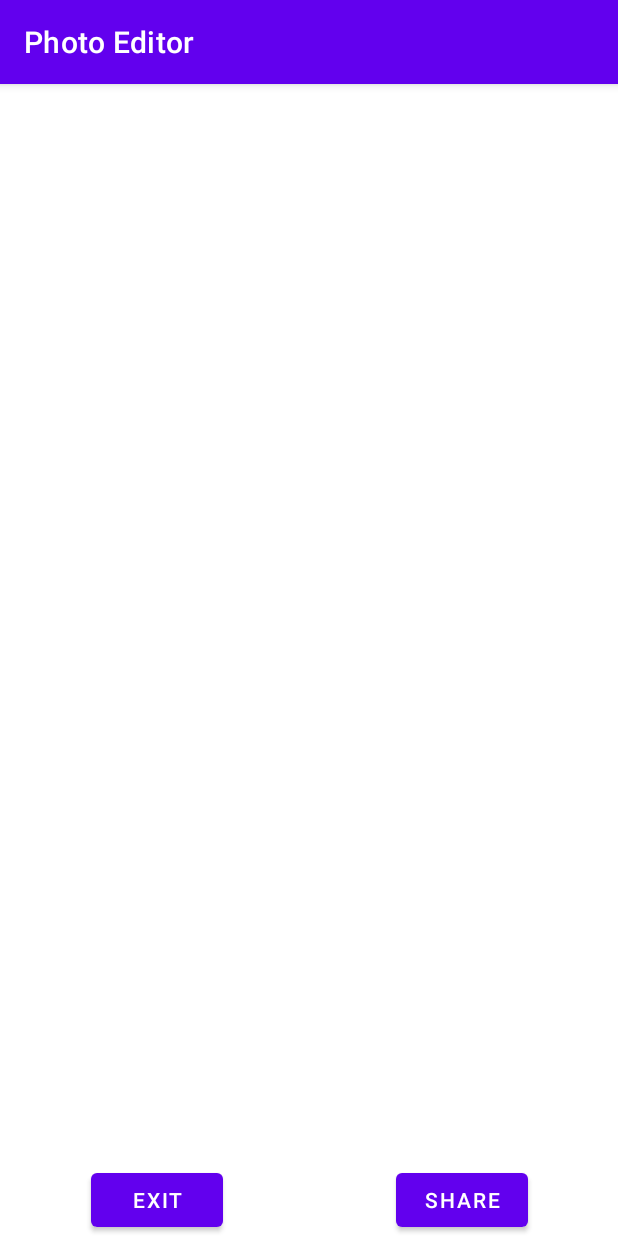
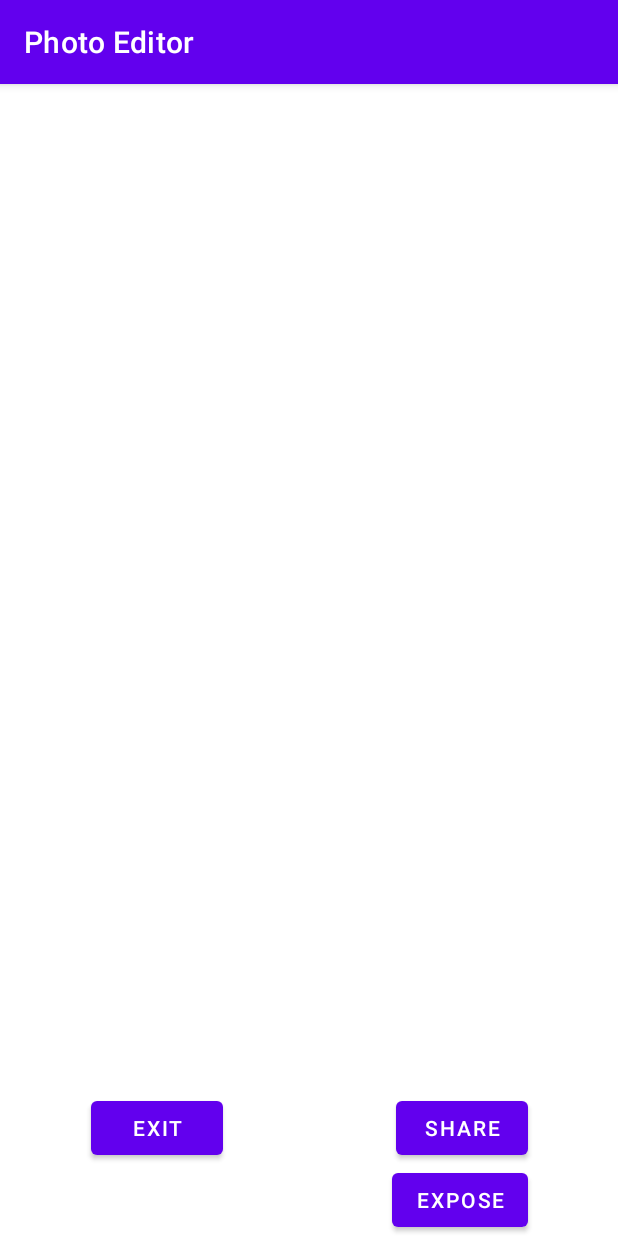
Before and after one commit to WillStOnge/Android-Photo-Editor, an Android app: the PhotoEditorActivity screen opened directly, with no data from a screen before it, on a phone screen of 412 x 824 dp. Run offline under Robolectric (Android 15) with nearby library versions, the phone set to English and light mode, and no system bars; 1 statement that could not run was skipped.

Commit message:
Tested exposure

```diff
--- a/app/src/main/java/com/csc415/photoeditor/PhotoEditorActivity.kt
+++ b/app/src/main/java/com/csc415/photoeditor/PhotoEditorActivity.kt
@@ -4,12 +4,14 @@ import android.content.Intent
 import android.graphics.Bitmap
 import android.graphics.BitmapFactory
 import android.graphics.Matrix
+import android.graphics.drawable.BitmapDrawable
 import android.media.ExifInterface
 import android.os.Bundle
 import android.util.Log
 import android.widget.Button
 import android.widget.ImageView
 import androidx.appcompat.app.AppCompatActivity
+import com.csc415.photoeditor.transform.Exposure
 import java.io.File
 import java.io.FileInputStream
 
@@ -58,7 +60,7 @@ class PhotoEditorActivity : AppCompatActivity()
 
 		setupExitButton()
 		setupShareButton()
-		//setupExposureButton()
+		setupExposureButton()
 	}
 
 	/**
@@ -98,7 +100,6 @@ class PhotoEditorActivity : AppCompatActivity()
 		}
 	}
 
-	/*
 	/**
 	 * Sets up the 'Auto-Expose' button.
 	 *
@@ -116,5 +117,4 @@ class PhotoEditorActivity : AppCompatActivity()
 			findViewById<ImageView>(R.id.photo).setImageBitmap(bitmap)
 		}
 	}
-	*/
 }
--- a/app/src/main/res/layout/activity_photo_editor.xml
+++ b/app/src/main/res/layout/activity_photo_editor.xml
@@ -46,9 +46,20 @@
             android:layout_height="wrap_content"
             android:layout_marginEnd="60dp"
             android:text="@string/share"
+            app:layout_constraintBottom_toTopOf="@id/expose"
+            app:layout_constraintEnd_toEndOf="parent"
+            app:layout_constraintTop_toTopOf="parent"
+            app:layout_constraintVertical_bias="0.0" />
+
+        <Button
+            android:id="@+id/expose"
+            android:layout_width="wrap_content"
+            android:layout_height="wrap_content"
+            android:layout_marginEnd="60dp"
+            android:text="@string/expose"
             app:layout_constraintBottom_toBottomOf="parent"
             app:layout_constraintEnd_toEndOf="parent"
-            app:layout_constraintTop_toTopOf="parent"
+            app:layout_constraintTop_toBottomOf="@id/share"
             app:layout_constraintVertical_bias="0.0" />
 
     </androidx.constraintlayout.widget.ConstraintLayout>
--- a/app/src/main/res/values/strings.xml
+++ b/app/src/main/res/values/strings.xml
@@ -5,4 +5,5 @@
     <string name="exit">Exit</string>
     <string name="photo_content_desc">Image being edited.</string>
     <string name="share">Share</string>
+    <string name="expose">expose</string>
 </resources>
```
